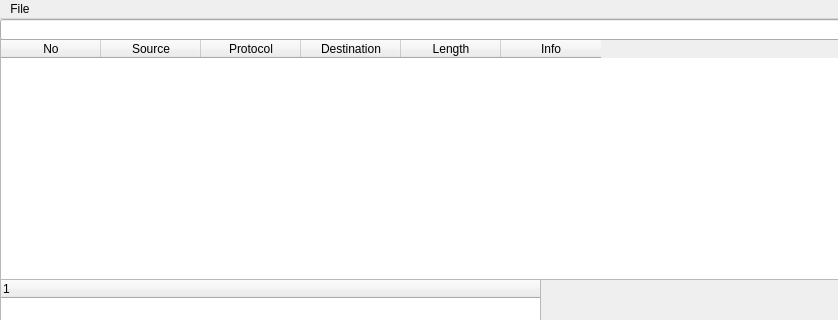
This is scapygui/main.ui in Steven147/information-security-contest as Qt 5 draws it before an edit; both pictures show x 0 to 838 and y 0 to 320 of the 838 by 603 pixel window. The edited form follows.
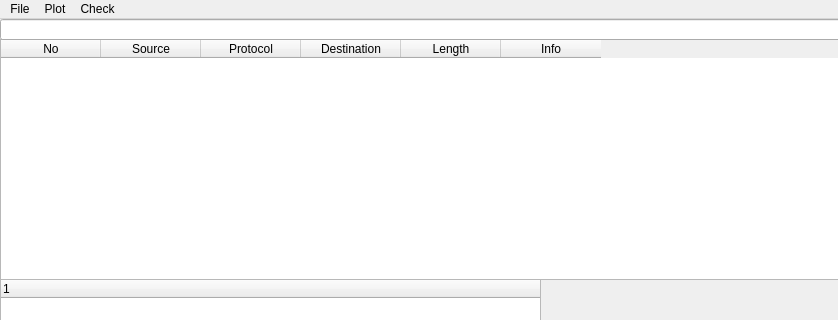
This is the edited form.

The edit to the form file:
```diff
--- a/scapygui/main.ui
+++ b/scapygui/main.ui
@@ -110,7 +110,22 @@
     <addaction name="actionSave"/>
     <addaction name="actionOnlineSniff"/>
    </widget>
+   <widget class="QMenu" name="menuPlot">
+    <property name="title">
+     <string>Plot</string>
+    </property>
+    <addaction name="actionLocation"/>
+   </widget>
+   <widget class="QMenu" name="menuCheck">
+    <property name="title">
+     <string>Check</string>
+    </property>
+    <addaction name="actionFlow"/>
+    <addaction name="actionPacket"/>
+   </widget>
    <addaction name="menuFile"/>
+   <addaction name="menuPlot"/>
+   <addaction name="menuCheck"/>
   </widget>
   <widget class="QStatusBar" name="statusbar"/>
   <action name="actionOpen">
```
Left out of the diff: 15 changed lines with no effect on the pictures.
